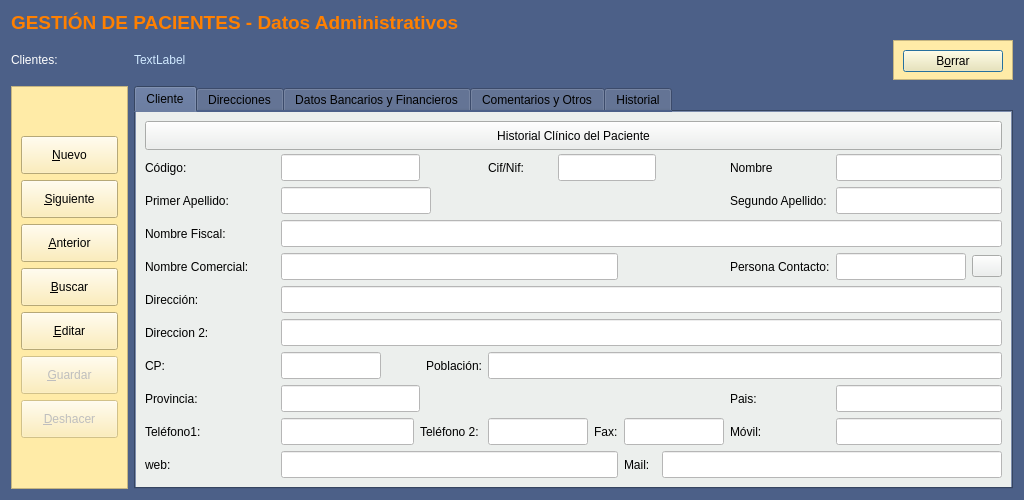
Old version of the form Zona_Pacientes/frmClientes.ui in the repository arcnexus/RedFoX.
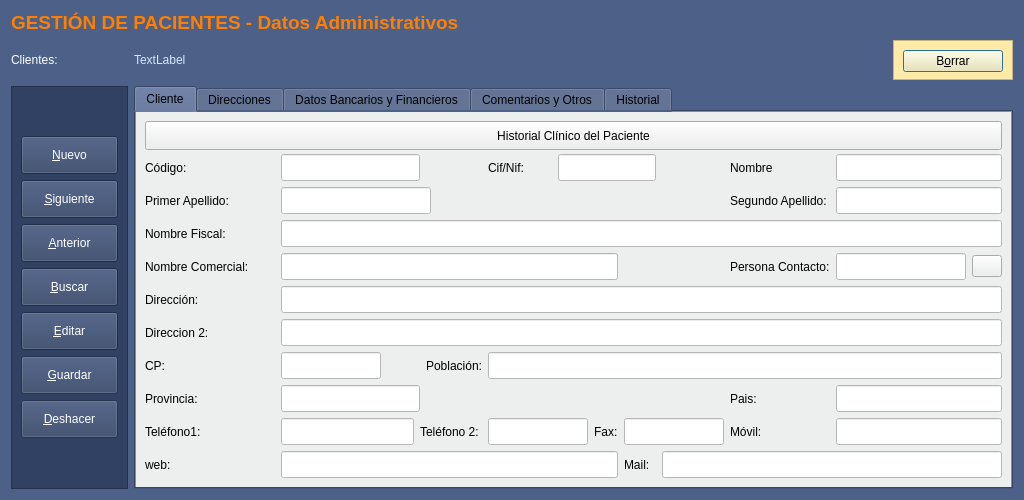
New version of the form. The open tabs and pages were chosen to show the change. Icons and pictures are not drawn.

Commit message: Estilo ventanas

Patch:
```diff
--- a/Zona_Pacientes/frmClientes.ui
+++ b/Zona_Pacientes/frmClientes.ui
@@ -558,7 +558,8 @@
       </size>
      </property>
      <property name="styleSheet">
-      <string notr="true">background-color: rgb(255, 235, 167);</string>
+      <string notr="true">background-color: #304163;
+color: #ffffff</string>
      </property>
      <property name="frameShape">
       <enum>QFrame::StyledPanel</enum>
```
Left out of the diff: 2 changed lines with no effect on the pictures. The commit also changes 7 other files.
